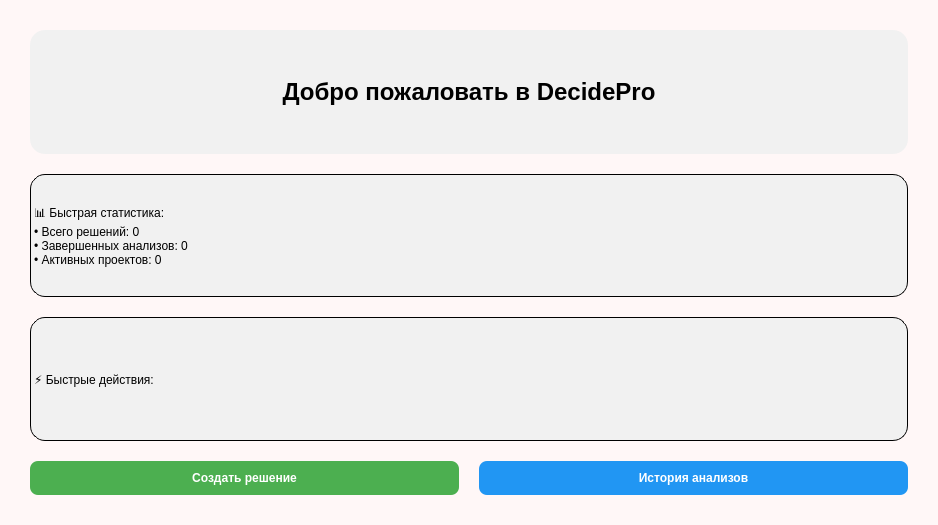
Qt form ui/home_page.ui (27Kokos/testPythonIS) before a commit.
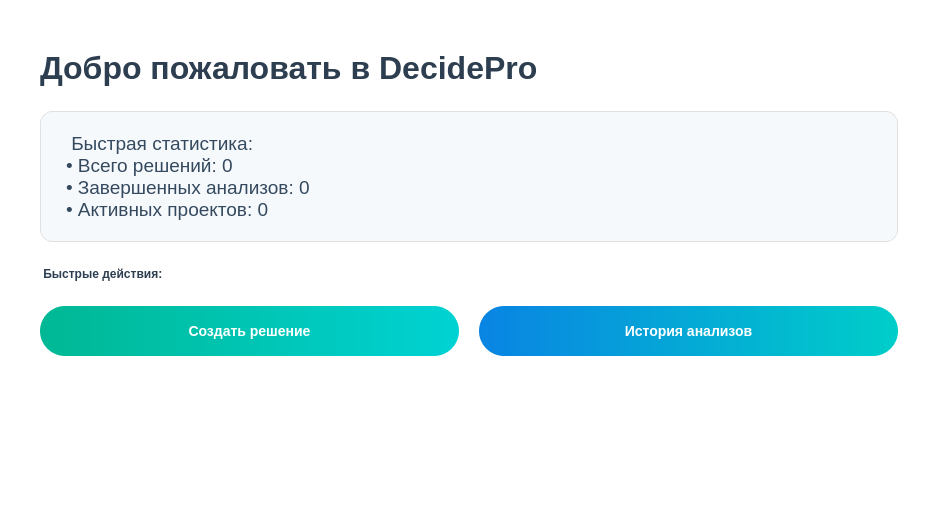
The same form after that commit.

The edit to the form file:
```diff
--- a/ui/home_page.ui
+++ b/ui/home_page.ui
@@ -11,57 +11,63 @@
    </rect>
   </property>
   <property name="styleSheet">
-   <string notr="true">background: #FFF7F7;</string>
+   <string notr="true">background: transparent;</string>
   </property>
   <layout class="QVBoxLayout" name="verticalLayout">
    <property name="spacing">
-    <number>20</number>
+    <number>25</number>
    </property>
    <property name="leftMargin">
-    <number>30</number>
+    <number>40</number>
    </property>
    <property name="topMargin">
-    <number>30</number>
+    <number>50</number>
    </property>
    <property name="rightMargin">
-    <number>30</number>
+    <number>40</number>
    </property>
    <property name="bottomMargin">
-    <number>30</number>
+    <number>50</number>
    </property>
    <item>
     <widget class="QLabel" name="titleLabel">
      <property name="font">
       <font>
-       <pointsize>18</pointsize>
+       <pointsize>24</pointsize>
        <weight>75</weight>
        <bold>true</bold>
       </font>
      </property>
      <property name="styleSheet">
-      <string notr="true">background-color: rgb(241, 241, 241);
-
-border-radius: 15px;
-color:black;</string>
+      <string notr="true">border:none;
+font-weight: bold;
+color: #2c3e50;</string>
      </property>
      <property name="text">
       <string>Добро пожаловать в DecidePro</string>
      </property>
      <property name="alignment">
-      <set>Qt::AlignCenter</set>
+      <set>Qt::AlignLeading|Qt::AlignLeft|Qt::AlignVCenter</set>
      </property>
     </widget>
    </item>
    <item>
     <widget class="QLabel" name="statsLabel">
+     <property name="font">
+      <font>
+       <pointsize>14</pointsize>
+      </font>
+     </property>
      <property name="styleSheet">
-      <string notr="true">background-color: rgb(241, 241, 241);
-border: 1px solid #000000;
-border-radius: 15px;
-color:black;</string>
+      <string notr="true">background-color: #f6f9fc;
+border: 1px solid #e0e0e0;
+border-radius: 12px;
+color: #34495e;
+padding: 20px;
+box-shadow: 0px 2px 8px rgba(0, 0, 0, 0.05);</string>
      </property>
      <property name="text">
-      <string>📊 Быстрая статистика:
+      <string> Быстрая статистика:
 • Всего решений: 0
 • Завершенных анализов: 0
 • Активных проектов: 0</string>
@@ -70,28 +76,45 @@
    </item>
    <item>
     <widget class="QLabel" name="actionsLabel">
+     <property name="font">
+      <font>
+       <weight>75</weight>
+       <italic>false</italic>
+       <bold>true</bold>
+      </font>
+     </property>
      <property name="styleSheet">
-      <string notr="true">background-color: rgb(241, 241, 241);
-border: 1px solid #000000;
-border-radius: 15px;
-color:black;</string>
+      <string notr="true">background: transparent;
+border: none;
+color: #2c3e50;
+font:bold;</string>
      </property>
      <property name="text">
-      <string>⚡ Быстрые действия:</string>
+      <string> Быстрые действия:</string>
      </property>
     </widget>
    </item>
    <item>
     <layout class="QHBoxLayout" name="horizontalLayout">
+     <property name="spacing">
+      <number>20</number>
+     </property>
      <item>
       <widget class="QPushButton" name="createButton">
+       <property name="minimumSize">
+        <size>
+         <width>200</width>
+         <height>50</height>
+        </size>
+       </property>
        <property name="styleSheet">
         <string notr="true">QPushButton {
-    background-color: #4CAF50;
+    background-color: qlineargradient(spread:pad, x1:0, y1:0, x2:1, y2:0, stop:0 #00b894, stop:1 #00d2d3);
     color: white;
-    padding: 10px 20px;
-    border-radius: 8px;
-    font-weight: bold;
+    padding: 12px 24px;
+    border-radius: 25px;
+    font-weight: 600;
+    font-size: 14px;
     border: none;
 }
 QPushButton:hover {
@@ -108,13 +131,20 @@
      </item>
      <item>
       <widget class="QPushButton" name="historyButton">
+       <property name="minimumSize">
+        <size>
+         <width>200</width>
+         <height>50</height>
+        </size>
+       </property>
        <property name="styleSheet">
         <string notr="true">QPushButton {
-    background-color: #2196F3;
+    background-color: qlineargradient(spread:pad, x1:0, y1:0, x2:1, y2:0, stop:0 #0984e3, stop:1 #00cec9);
     color: white;
-    padding: 10px 20px;
-    border-radius: 8px;
-    font-weight: bold;
+    padding: 12px 24px;
+    border-radius: 25px;
+    font-weight: 600;
+    font-size: 14px;
     border: none;
 }
 QPushButton:hover {
@@ -131,6 +161,19 @@
      </item>
     </layout>
    </item>
+   <item>
+    <spacer name="verticalSpacer">
+     <property name="orientation">
+      <enum>Qt::Vertical</enum>
+     </property>
+     <property name="sizeHint" stdset="0">
+      <size>
+       <width>20</width>
+       <height>40</height>
+      </size>
+     </property>
+    </spacer>
+   </item>
   </layout>
  </widget>
  <resources/>
```
Left out of the diff: 8 changed lines with no effect on the pictures.
